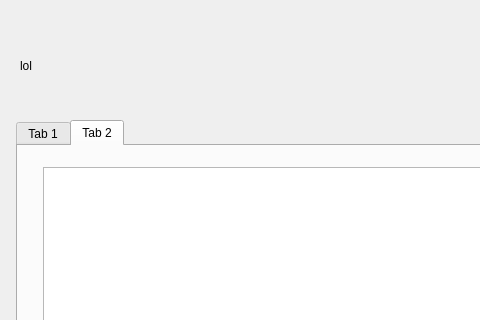
Before: the Qt Designer form src/designer/ShowListObat.ui in primayoriko/smart-pharmacy, drawn with Qt 5; both pictures show x 0 to 480 and y 0 to 320 of the 800 by 600 pixel window.
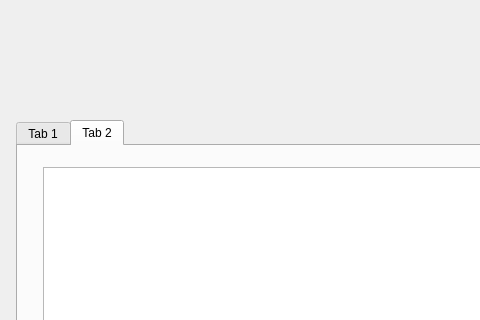
After: the same form once the commit is applied. Icons and pictures are not drawn.

```diff
--- a/src/designer/ShowListObat.ui
+++ b/src/designer/ShowListObat.ui
@@ -57,25 +57,6 @@
      </widget>
     </widget>
    </widget>
-   <widget class="QLabel" name="label">
-    <property name="geometry">
-     <rect>
-      <x>20</x>
-      <y>10</y>
-      <width>131</width>
-      <height>111</height>
-     </rect>
-    </property>
-    <property name="text">
-     <string>lol</string>
-    </property>
-    <property name="pixmap">
-     <pixmap>../../assets/img/icon.png</pixmap>
-    </property>
-    <property name="scaledContents">
-     <bool>true</bool>
-    </property>
-   </widget>
   </widget>
   <widget class="QMenuBar" name="menubar">
    <property name="geometry">
```
